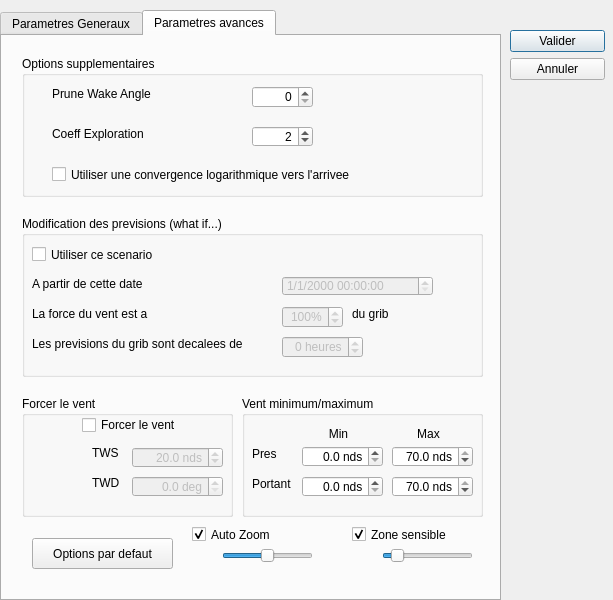
This is src/Ui/Routage_Editor.ui in nohal/qtVlm as Qt 5 draws it before an edit. The edited form follows.
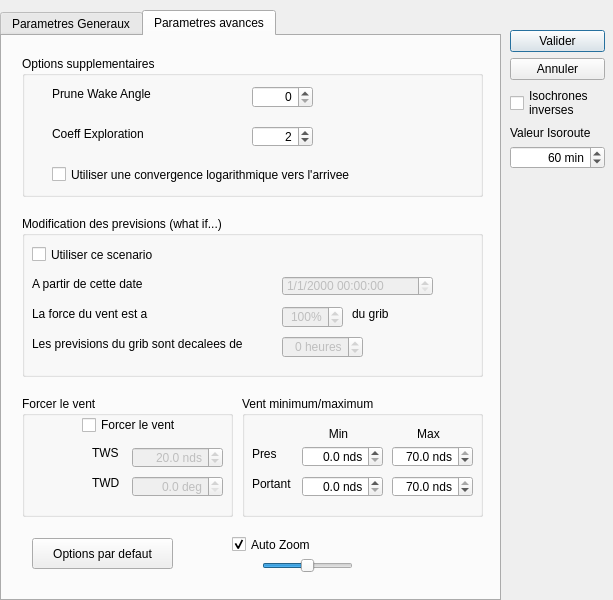
This is the edited form. The open tabs and pages were chosen to show the change.

Commit message: IsoRoutes can now be configured with time tolerance

The edit to the form file:
```diff
--- a/src/Ui/Routage_Editor.ui
+++ b/src/Ui/Routage_Editor.ui
@@ -500,19 +500,6 @@
         <bool>true</bool>
        </property>
       </widget>
-      <widget class="QCheckBox" name="i_iso">
-       <property name="geometry">
-        <rect>
-         <x>330</x>
-         <y>150</y>
-         <width>151</width>
-         <height>20</height>
-        </rect>
-       </property>
-       <property name="text">
-        <string>Inversed iso</string>
-       </property>
-      </widget>
      </widget>
      <widget class="QGroupBox" name="groupBox_eta">
       <property name="enabled">
@@ -1179,8 +1166,8 @@
      <widget class="QCheckBox" name="autoZoom">
       <property name="geometry">
        <rect>
-        <x>190</x>
-        <y>490</y>
+        <x>230</x>
+        <y>500</y>
         <width>131</width>
         <height>17</height>
        </rect>
@@ -1195,8 +1182,8 @@
      <widget class="QSlider" name="zoomLevel">
       <property name="geometry">
        <rect>
-        <x>220</x>
-        <y>510</y>
+        <x>260</x>
+        <y>520</y>
         <width>91</width>
         <height>19</height>
        </rect>
@@ -1227,56 +1214,6 @@
        <number>1</number>
       </property>
      </widget>
-     <widget class="QSlider" name="cloudLevel">
-      <property name="geometry">
-       <rect>
-        <x>380</x>
-        <y>510</y>
-        <width>91</width>
-        <height>19</height>
-       </rect>
-      </property>
-      <property name="toolTip">
-       <string>Reglage du niveau de la zone sensible </string>
-      </property>
-      <property name="minimum">
-       <number>0</number>
-      </property>
-      <property name="maximum">
-       <number>30</number>
-      </property>
-      <property name="pageStep">
-       <number>1</number>
-      </property>
-      <property name="sliderPosition">
-       <number>3</number>
-      </property>
-      <property name="orientation">
-       <enum>Qt::Horizontal</enum>
-      </property>
-      <property name="tickPosition">
-       <enum>QSlider::NoTicks</enum>
-      </property>
-      <property name="tickInterval">
-       <number>1</number>
-      </property>
-     </widget>
-     <widget class="QCheckBox" name="showCloud">
-      <property name="geometry">
-       <rect>
-        <x>350</x>
-        <y>490</y>
-        <width>131</width>
-        <height>17</height>
-       </rect>
-      </property>
-      <property name="text">
-       <string>Zone sensible</string>
-      </property>
-      <property name="checked">
-       <bool>true</bool>
-      </property>
-     </widget>
     </widget>
    </widget>
    <widget class="QWidget" name="layoutWidget">
@@ -1309,6 +1246,40 @@
        </property>
       </widget>
      </item>
+     <item>
+      <widget class="QCheckBox" name="i_iso">
+       <property name="text">
+        <string>Isochrones
+inverses</string>
+       </property>
+      </widget>
+     </item>
+     <item>
+      <widget class="QLabel" name="label_12">
+       <property name="text">
+        <string>Valeur Isoroute</string>
+       </property>
+      </widget>
+     </item>
+     <item>
+      <widget class="QSpinBox" name="isoRoute">
+       <property name="alignment">
+        <set>Qt::AlignRight|Qt::AlignTrailing|Qt::AlignVCenter</set>
+       </property>
+       <property name="suffix">
+        <string> min</string>
+       </property>
+       <property name="minimum">
+        <number>0</number>
+       </property>
+       <property name="maximum">
+        <number>99999</number>
+       </property>
+       <property name="value">
+        <number>60</number>
+       </property>
+      </widget>
+     </item>
      <item>
       <spacer name="verticalSpacer">
        <property name="orientation">
```
Left out of the diff: 2 changed lines with no effect on the pictures. The commit also changes 6 other files.
